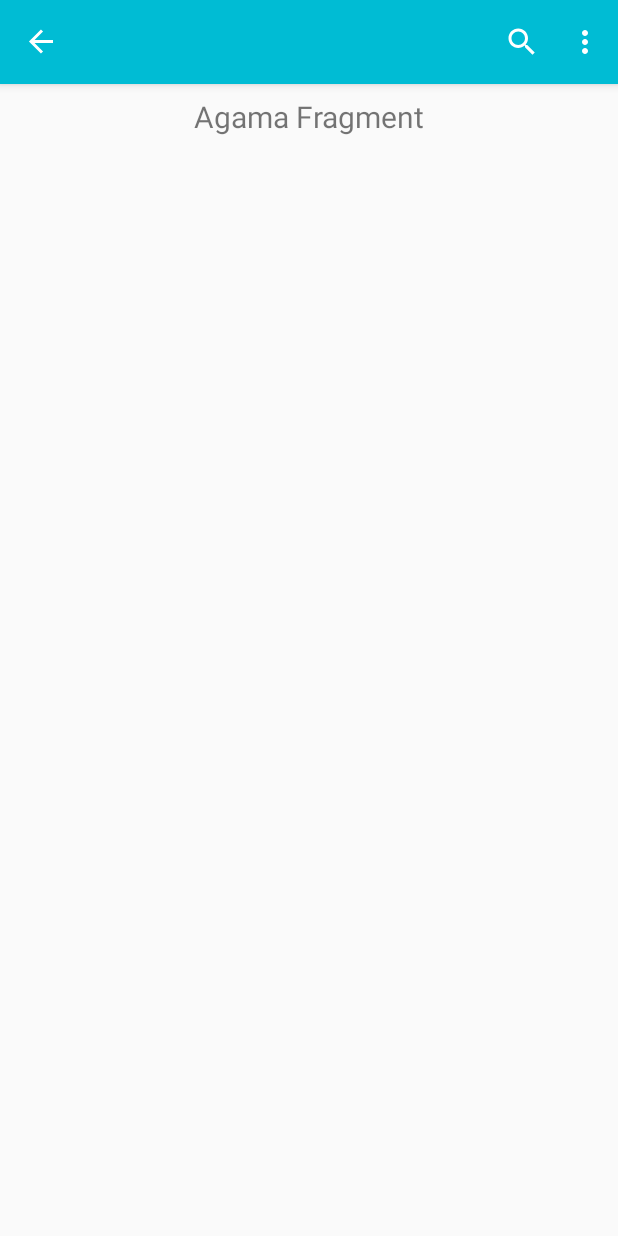
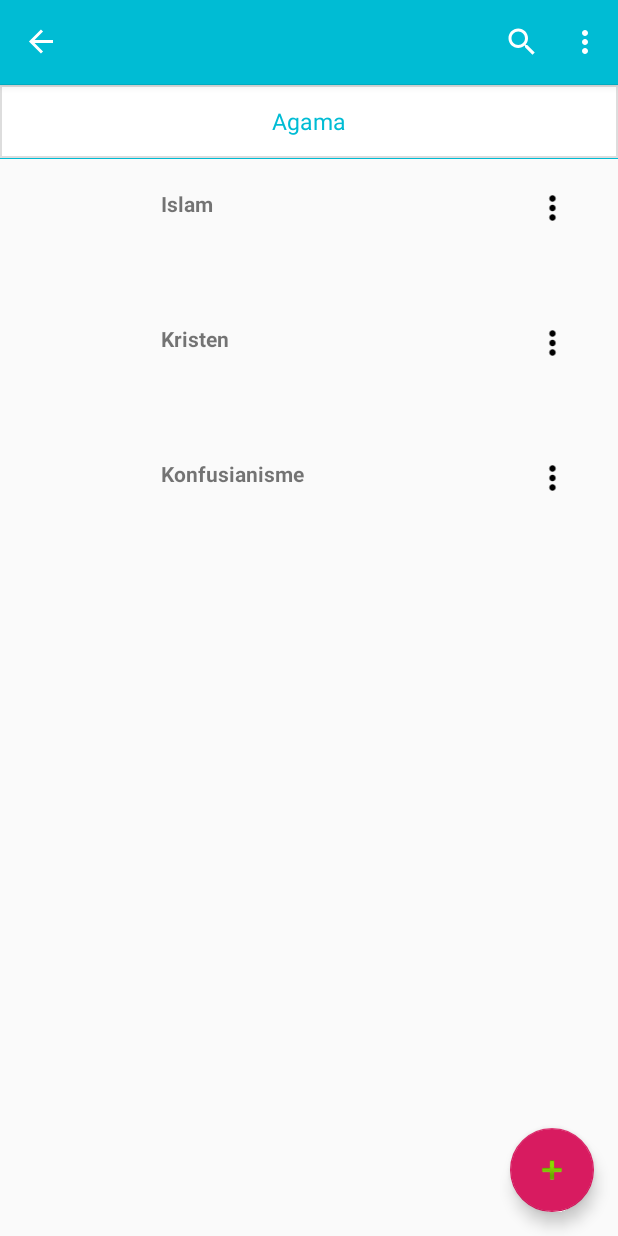
Before and after one commit to raymasrionaldi/Kalbe, an Android app: the screen it shows after launch (HomeActivity), in the side drawer, after a tap on "Agama", on a phone screen of 412 x 824 dp. Run offline under Robolectric (Android 15) with nearby library versions, the phone set to English and light mode, and no system bars; our stand-ins replace CircleImageView, navigation-ui; libraries missing offline, so code that uses them is left out: com.github.ramiz.nameinitialscircleimageview; plain views replace NameInitialsCircleImageView; 3 statements that could not run were skipped.

Commit message:
ADD component master agama
add databases\CadanganDbHelper -> dipakai di fragment agama

```diff
--- /dev/null
+++ b/app/src/main/java/com/xsis/android/batch217/adapters/ListAgamaAdapter.kt
@@ -0,0 +1,41 @@
+package com.xsis.android.batch217.adapters
+
+import android.content.Context
+import android.view.LayoutInflater
+import android.view.ViewGroup
+import android.widget.Toast
+import androidx.recyclerview.widget.RecyclerView
+import com.xsis.android.batch217.R
+import com.xsis.android.batch217.models.Agama
+import com.xsis.android.batch217.utils.showPopupMenuUbahHapus
+import com.xsis.android.batch217.viewholders.ViewHolderListAgama
+import kotlinx.android.synthetic.main.popup_layout.view.*
+
+class ListAgamaAdapter(val context: Context?, val listAgama :List<Agama>): RecyclerView.Adapter<ViewHolderListAgama>() {
+    override fun onCreateViewHolder(parent: ViewGroup, viewType: Int): ViewHolderListAgama {
+        val customView = LayoutInflater.from(parent.context)
+            .inflate(R.layout.list_dot_layout,parent,false)
+
+        return  ViewHolderListAgama(customView)
+    }
+
+    override fun getItemCount(): Int {
+        return listAgama.size
+    }
+
+    override fun onBindViewHolder(holder: ViewHolderListAgama, position: Int) {
+        holder.setModel(listAgama[position])
+
+        holder.bukaMenu.setOnClickListener { view ->
+            val window = showPopupMenuUbahHapus(
+                context!!, view
+            )
+            window.setOnItemClickListener { parent, view, position, id ->
+                //                TODO("buat fungsi ubah dan hapus")
+                Toast.makeText(context, view.textMenu.text.toString(), Toast.LENGTH_SHORT).show()
+            }
+
+            window.show()
+        }
+    }
+}
--- /dev/null
+++ b/app/src/main/java/com/xsis/android/batch217/databases/AgamaQueryHelper.kt
@@ -0,0 +1,62 @@
+package com.xsis.android.batch217.databases
+
+import android.database.Cursor
+import com.xsis.android.batch217.models.Agama
+import com.xsis.android.batch217.utils.DES_AGAMA
+import com.xsis.android.batch217.utils.NAMA_AGAMA
+import com.xsis.android.batch217.utils.TABEL_AGAMA
+
+class AgamaQueryHelper(val databaseHelperCadangan: CadanganDbHelper) {
+
+    private fun getSemuaAgama(): Cursor {
+        val db = databaseHelperCadangan.readableDatabase
+
+        val queryRead = "SELECT * FROM $TABEL_AGAMA"
+
+        return db.rawQuery(queryRead, null)
+    }
+
+    private fun konversiCursorKeListAgamaModel(cursor: Cursor): ArrayList<Agama>{
+        var listAgama = ArrayList<Agama>()
+
+        for(c in 0 until cursor.count){
+            cursor.moveToPosition(c)
+
+            val agama = Agama()
+            agama.id_agama = cursor.getInt(0)
+            agama.nama_agama = cursor.getString(1)
+            agama.des_agama = cursor.getString(2)
+            agama.is_Deleted = cursor.getString(3)
+
+            listAgama.add(agama)
+        }
+
+        return listAgama
+    }
+
+    fun readSemuaAgamaModels(): List<Agama>{
+        var listAgama = ArrayList<Agama>()
+
+        val cursor = getSemuaAgama()
+        if(cursor.count > 0){
+            listAgama = konversiCursorKeListAgamaModel(cursor)
+        }
+
+        return listAgama
+    }
+
+    fun cariAgamaModels(keyword:String): List<Agama>{
+        var listAgama = ArrayList<Agama>()
+
+        val db = databaseHelperCadangan.readableDatabase
+        val queryCari = "SELECT * FROM $TABEL_AGAMA WHERE $NAMA_AGAMA LIKE '%$keyword%' OR " +
+                "$DES_AGAMA LIKE '%$keyword%'"
+
+        val cursor =db.rawQuery(queryCari,null)
+        if(cursor.count > 0){
+            listAgama = konversiCursorKeListAgamaModel(cursor)
+        }
+
+        return listAgama
+    }
+}
--- /dev/null
+++ b/app/src/main/java/com/xsis/android/batch217/databases/CadanganDbHelper.kt
@@ -0,0 +1,201 @@
+package com.xsis.android.batch217.databases
+
+import android.content.Context
+import android.database.sqlite.SQLiteDatabase
+import android.database.sqlite.SQLiteOpenHelper
+import com.xsis.android.batch217.utils.*
+
+class CadanganDbHelper(val context: Context):
+    SQLiteOpenHelper(context, DATABASE_NAME, null, DATABASE_VERSION) {
+
+    companion object{
+        internal val DATABASE_NAME = "database_batch217.db"
+        internal val DATABASE_VERSION = 1
+    }
+
+    override fun onCreate(db: SQLiteDatabase?) {
+        /*========================================================*/
+        /*                      CREATE TABEL                      */
+        /*========================================================*/
+        var query="CREATE TABLE '$TABEL_AGAMA' (" +
+                "'$ID_AGAMA' INTEGER PRIMARY KEY AUTOINCREMENT," +
+                "'$NAMA_AGAMA' TEXT," +
+                "'$DES_AGAMA' TEXT," +
+                "'$IS_DELETED' TEXT"+
+                ");"
+
+        db!!.execSQL(query)
+
+
+        query= "CREATE TABLE '$TABEL_BACKOFFICE_POSITION' (" +
+                "'$ID_BACKOFFICE' INTEGER PRIMARY KEY AUTOINCREMENT," +
+                "'$NAMA_BACKOFFICE' TEXT," +
+                "'$LEVEL_BACKOFFICE' TEXT," +
+                "'$ID_COMPANY' INTEGER," +
+                "'$ID_POSITION' INTEGER," +
+                "'$NOTE_BACKOFFICE' TEXT," +
+                "'$IS_DELETED' TEXT" +
+                ");"
+
+        db!!.execSQL(query)
+
+        query= "CREATE TABLE '$TABEL_COMPANY' (" +
+                "'$ID_COMPANY' INTEGER PRIMARY KEY AUTOINCREMENT," +
+                "'$NAMA_COMPANY' TEXT," +
+                "'$KOTA_COMPANY' TEXT," +
+                "'$KDPOS_COMPANY' INTEGER," +
+                "'$JLN_COMPANY' INTEGER," +
+                "'$BUILDING_COMPANY' TEXT," +
+                "'$IS_DELETED' TEXT" +
+                ");"
+
+        db!!.execSQL(query)
+
+        query= "CREATE TABLE $TABEL_CONTRACT_STATUS (" +
+                " '$ID_CONTRACT' INTEGER PRIMARY KEY AUTOINCREMENT," +
+                " '$NAMA_CONTRACT' TEXT," +
+                " '$DES_CONTRACT' TEXT," +
+                " '$IS_DELETED' TEXT" +
+                ");"
+
+        db!!.execSQL(query)
+
+        query= "CREATE TABLE '$TABEL_EMPLOYEE_STATUS' (" +
+                " '$ID_EMP' INTEGER PRIMARY KEY AUTOINCREMENT," +
+                " '$NAMA_EMP' TEXT," +
+                " '$DES_EMP' TEXT," +
+                " '$IS_DELETED' TEXT" +
+                ");"
+
+        db!!.execSQL(query)
+
+        query= "CREATE TABLE '$TABEL_EMPLOYEE_TYPE' (" +
+                " '$ID_EMP_TYPE' INTEGER PRIMARY KEY AUTOINCREMENT," +
+                " '$NAMA_EMP_TYPE' TEXT," +
+                " '$DES_EMP_TYPE' TEXT," +
+                " '$IS_DELETED' TEXT" +
+                ");"
+        db!!.execSQL(query)
+
+        query= "CREATE TABLE 'grade' (" +
+                " 'id_grade' INTEGER PRIMARY KEY AUTOINCREMENT," +
+                " 'nama_grade' TEXT," +
+                " 'des_grade' TEXT," +
+                " 'is_deleted_grade' TEXT" +
+                ");"
+        db!!.execSQL(query)
+
+        query= "CREATE TABLE 'jadwal' (" +
+                " 'id_jadwal' INTEGER PRIMARY KEY AUTOINCREMENT," +
+                " 'nama_jadwal' TEXT," +
+                " 'des_jadwal' TEXT," +
+                " 'is_deleted_jadwal' TEXT" +
+                ");"
+        db!!.execSQL(query)
+
+        query= "CREATE TABLE 'jenis_catatan' (" +
+                " 'id_catatan' INTEGER PRIMARY KEY AUTOINCREMENT," +
+                " 'nama_catatan' TEXT," +
+                " 'des_catatan' TEXT," +
+                " 'is_deleted_catatan' TEXT" +
+                ");"
+        db!!.execSQL(query)
+
+        query= "CREATE TABLE '$TABEL_KEAHLIAN' (" +
+                " '$ID_KEAHLIAN' INTEGER PRIMARY KEY AUTOINCREMENT," +
+                " '$NAMA_KEAHLIAN' TEXT," +
+                " '$DES_KEAHLIAN' TEXT," +
+                " '$IS_DELETED' TEXT" +
+                ");"
+        db!!.execSQL(query)
+
+        query= "CREATE TABLE 'pendidikan' (" +
+                " 'id_pendidikan' INTEGER PRIMARY KEY AUTOINCREMENT," +
+                " 'nama_pendidikan' TEXT," +
+                " 'des_pendidikan' TEXT," +
+                " 'is_deleted_pendidikan' TEXT" +
+                ");"
+        db!!.execSQL(query)
+
+        query= "CREATE TABLE 'periode' (" +
+                " 'id_periode' INTEGER PRIMARY KEY AUTOINCREMENT," +
+                " 'nama_periode' TEXT," +
+                " 'des_periode' TEXT," +
+                " 'is_deleted_periode' TEXT" +
+                ");"
+        db!!.execSQL(query)
+
+        query= "CREATE TABLE 'position_level' (" +
+                " 'id_position' INTEGER PRIMARY KEY AUTOINCREMENT," +
+                " 'nama_position' TEXT," +
+                " 'des_position' TEXT," +
+                " 'is_deleted_position' TEXT" +
+                ");"
+        db!!.execSQL(query)
+
+        query= "CREATE TABLE 'prf_status' (" +
+                " 'id_prf' INTEGER PRIMARY KEY AUTOINCREMENT," +
+                " 'nama_prf' TEXT," +
+                " 'des_prf' TEXT," +
+                " 'is_deleted_prf' TEXT" +
+                ");"
+        db!!.execSQL(query)
+
+        query= "CREATE TABLE 'provider_tools' (" +
+                " 'id_provider' INTEGER PRIMARY KEY AUTOINCREMENT," +
+                " 'nama_provider' TEXT," +
+                " 'des_provider' TEXT," +
+                " 'is_deleted_provider' TEXT" +
+                ");"
+        db!!.execSQL(query)
+
+        query= "CREATE TABLE 'status_pernikahan' (" +
+                " 'id_status' INTEGER PRIMARY KEY AUTOINCREMENT," +
+                " 'nama_status' TEXT," +
+                " 'des_status' TEXT," +
+                " 'is_deleted_status' TEXT" +
+                ");"
+        db!!.execSQL(query)
+
+        query= "CREATE TABLE 'tipe_identitas' (" +
+                " 'id_identitas' INTEGER PRIMARY KEY AUTOINCREMENT," +
+                " 'nama_identitas' TEXT," +
+                " 'des_identitas' TEXT," +
+                " 'is_deleted_identitas' TEXT" +
+                ");"
+        db!!.execSQL(query)
+
+        query= "CREATE TABLE 'tipe_tes' (" +
+                " 'id_tes' INTEGER PRIMARY KEY AUTOINCREMENT," +
+                " 'nama_tes' TEXT," +
+                " 'des_tes' TEXT," +
+                " 'is_deleted_tes' TEXT" +
+                ");"
+        db!!.execSQL(query)
+
+        query= "CREATE TABLE 'tipe_tes' (" +
+                " 'id_tes' INTEGER PRIMARY KEY AUTOINCREMENT," +
+                " 'nama_tes' TEXT," +
+                " 'des_tes' TEXT," +
+                " 'is_deleted_tes' TEXT" +
+                ");"
+        db!!.execSQL(query)
+
+
+        /*========================================================*/
+        /*                      PRELOAD DATA RECORD               */
+        /*========================================================*/
+        var queryInsert= "INSERT INTO '$TABEL_AGAMA'" +
+                "($NAMA_AGAMA,$DES_AGAMA,$IS_DELETED) " +
+                "VALUES " +
+                "('Islam','Agama Islam','FALSE')," +
+                "('Kristen','Agama Kristen','FALSE')," +
+                "('Konfusianisme','Agama Konfusianisme','FALSE')"
+        db!!.execSQL(queryInsert)
+
+    }
+
+    override fun onUpgrade(db: SQLiteDatabase?, oldVersion: Int, newVersion: Int) {
+    }
+
+}
--- /dev/null
+++ b/app/src/main/java/com/xsis/android/batch217/models/Agama.kt
@@ -0,0 +1,8 @@
+package com.xsis.android.batch217.models
+
+class Agama {
+    var id_agama:Int= 0
+    var nama_agama:String?=null
+    var des_agama:String? =null
+    var is_Deleted:String?=null
+}
--- a/app/src/main/java/com/xsis/android/batch217/ui/agama/AgamaFragment.kt
+++ b/app/src/main/java/com/xsis/android/batch217/ui/agama/AgamaFragment.kt
@@ -4,11 +4,19 @@ import android.os.Bundle
 import android.view.LayoutInflater
 import android.view.View
 import android.view.ViewGroup
-import android.widget.TextView
+import android.widget.Toast
 import androidx.fragment.app.Fragment
-import androidx.lifecycle.Observer
 import androidx.lifecycle.ViewModelProviders
+import androidx.recyclerview.widget.LinearLayoutManager
+import androidx.recyclerview.widget.RecyclerView
 import com.xsis.android.batch217.R
+
+import com.xsis.android.batch217.adapters.ListAgamaAdapter
+import com.xsis.android.batch217.databases.AgamaQueryHelper
+import com.xsis.android.batch217.databases.CadanganDbHelper
+import com.xsis.android.batch217.models.Agama
+import kotlinx.android.synthetic.main.fragment_agama.view.*
+
 
 class AgamaFragment : Fragment() {
 
@@ -19,13 +27,39 @@ class AgamaFragment : Fragment() {
         container: ViewGroup?,
         savedInstanceState: Bundle?
     ): View? {
-        agamaViewModel =
-            ViewModelProviders.of(this).get(AgamaViewModel::class.java)
+        agamaViewModel = ViewModelProviders.of(this).get(AgamaViewModel::class.java)
         val root = inflater.inflate(R.layout.fragment_agama, container, false)
-        val textView: TextView = root.findViewById(R.id.text_agama)
-        agamaViewModel.text.observe(this, Observer {
-            textView.text = it
-        })
+        //        val textView: TextView = root.findViewById(R.id.text_agama)
+        //        agamaViewModel.text.observe(this, Observer {
+        //            textView.text = it
+        //        })
+
+        val layoutManager = LinearLayoutManager(context, LinearLayoutManager.VERTICAL,false)
+        //listAgamaRecycler.layoutManager=layoutManager
+
+        val recyclerView= root.findViewById(R.id.listAgamaRecycler) as RecyclerView
+        recyclerView.layoutManager=layoutManager
+
+        root.fab.setOnClickListener { view ->
+            Toast.makeText(context,"onClick", Toast.LENGTH_LONG).show()
+        }
+
+        val databaseHelper = CadanganDbHelper(activity!!)
+        val databaseQueryHelper = AgamaQueryHelper(databaseHelper)
+
+        getSemuaAgama(recyclerView, databaseQueryHelper)
+
         return root
     }
+
+    fun getSemuaAgama(recyclerView: RecyclerView, databaseQueryHelper:AgamaQueryHelper){
+        val listAgama= databaseQueryHelper.readSemuaAgamaModels()
+        tampilkanListAgama(listAgama,recyclerView)
+    }
+
+    fun tampilkanListAgama(listAgama:List<Agama>,recyclerView: RecyclerView){
+        val adapterAgama = ListAgamaAdapter(context,listAgama)
+        recyclerView.adapter = adapterAgama
+        adapterAgama.notifyDataSetChanged()
+    }
 }
--- /dev/null
+++ b/app/src/main/java/com/xsis/android/batch217/viewholders/ViewHolderListAgama.kt
@@ -0,0 +1,25 @@
+package com.xsis.android.batch217.viewholders
+
+import android.view.View
+import android.widget.ImageView
+import android.widget.TextView
+import androidx.recyclerview.widget.RecyclerView
+import com.github.ramiz.nameinitialscircleimageview.NameInitialsCircleImageView
+import com.xsis.android.batch217.R
+import com.xsis.android.batch217.models.Agama
+
+class ViewHolderListAgama(itemView: View) : RecyclerView.ViewHolder(itemView) {
+    val isiText = itemView.findViewById(R.id.isiTeks) as TextView
+    val inisial = itemView.findViewById(R.id.gambarLingkaran) as NameInitialsCircleImageView
+    val bukaMenu = itemView.findViewById(R.id.bukaMenu) as ImageView
+
+    fun setModel(model: Agama) {
+        isiText.text = model.nama_agama
+        val image = NameInitialsCircleImageView.ImageInfo
+            .Builder(model.id_agama.toString())
+            .setTextColor(android.R.color.black)
+            .setCircleBackgroundColorRes(R.color.warnaAbu)
+            .build()
+        inisial.setImageInfo(image)
+    }
+}
--- a/app/src/main/res/layout/fragment_agama.xml
+++ b/app/src/main/res/layout/fragment_agama.xml
@@ -4,16 +4,35 @@
     android:layout_width="match_parent"
     android:layout_height="match_parent">
 
-    <TextView
-        android:id="@+id/text_agama"
+    <LinearLayout
         android:layout_width="match_parent"
+        android:layout_height="match_parent"
+        android:orientation="vertical">
+
+        <TextView
+            android:id="@+id/text_agama"
+            android:layout_width="match_parent"
+            android:layout_height="50dp"
+            android:textAlignment="center"
+            android:gravity="center_horizontal|center_vertical"
+            android:text="@string/menu_agama"
+            android:textSize="15sp"
+            android:textColor="@color/warnaBiru"
+            android:background="@drawable/custom_border_blue"/>
+
+        <androidx.recyclerview.widget.RecyclerView
+            android:id="@+id/listAgamaRecycler"
+            android:layout_width="match_parent"
+            android:layout_height="wrap_content"/>
+    </LinearLayout>
+
+    <com.google.android.material.floatingactionbutton.FloatingActionButton
+        android:id="@+id/fab"
+        android:layout_width="wrap_content"
         android:layout_height="wrap_content"
-        android:layout_marginStart="8dp"
-        android:layout_marginTop="8dp"
-        android:layout_marginEnd="8dp"
-        android:textAlignment="center"
-        android:textSize="20sp"
+        android:layout_margin="@dimen/fab_margin"
+        app:srcCompat="@android:drawable/ic_input_add"
         app:layout_constraintEnd_toEndOf="parent"
-        app:layout_constraintStart_toStartOf="parent"
-        app:layout_constraintTop_toTopOf="parent" />
+        app:layout_constraintBottom_toBottomOf="parent"
+        />
 </androidx.constraintlayout.widget.ConstraintLayout>
```
